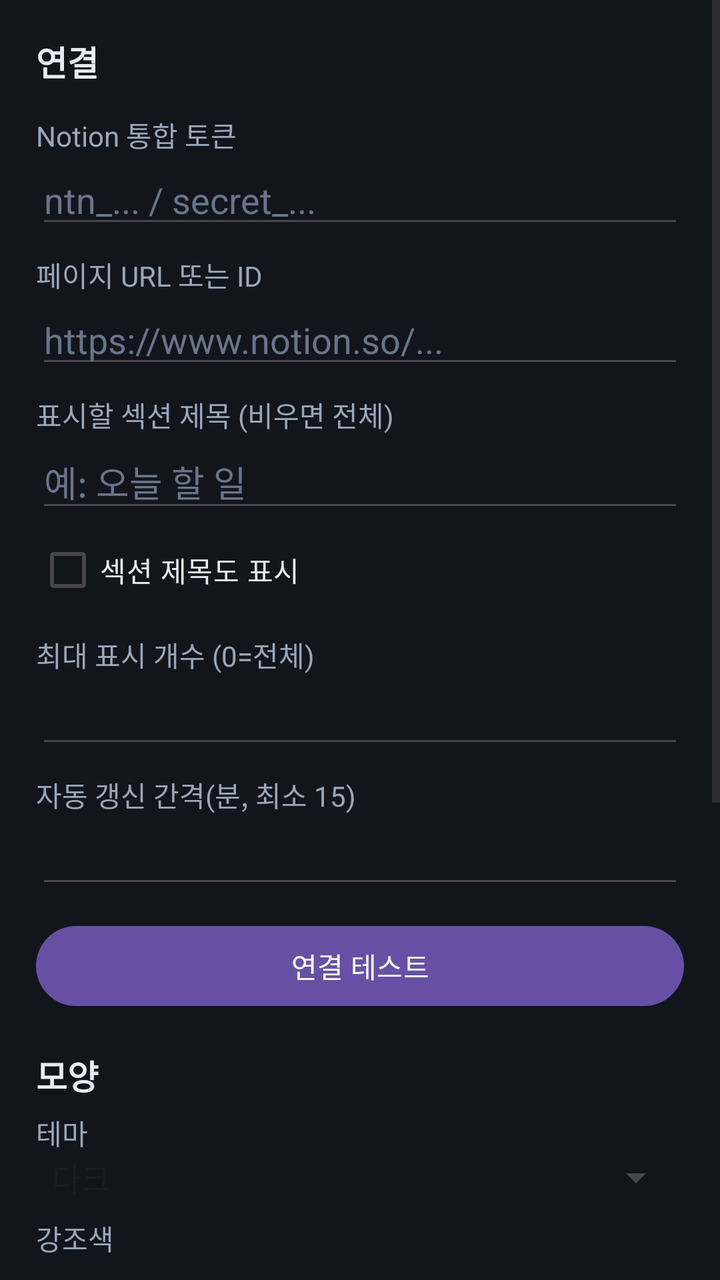
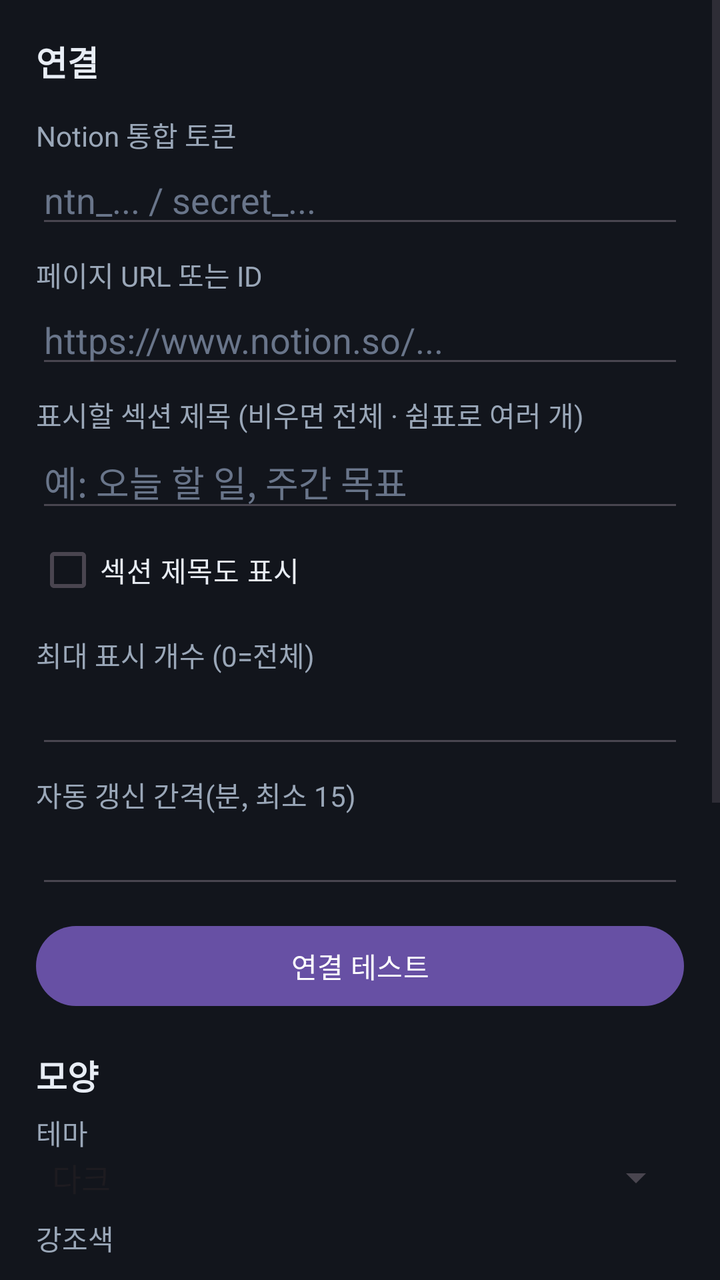

Compare the two renders of this Android layout. The source of the first and the diff that turns it into the second are given below.
<!-- AndroidManifest.xml: application theme Theme.NotionWidget -->
<!-- res/layout/activity_settings.xml -->
<?xml version="1.0" encoding="utf-8"?>
<ScrollView xmlns:android="http://schemas.android.com/apk/res/android"
    android:layout_width="match_parent"
    android:layout_height="match_parent"
    android:background="#12151C">
  <LinearLayout
      android:layout_width="match_parent"
      android:layout_height="wrap_content"
      android:orientation="vertical"
      android:padding="18dp">

    <TextView android:layout_width="match_parent" android:layout_height="wrap_content"
        android:text="연결" android:textColor="#E8EDF5" android:textSize="17sp"
        android:textStyle="bold" android:paddingBottom="6dp"/>

    <TextView android:layout_width="match_parent" android:layout_height="wrap_content"
        android:text="Notion 통합 토큰" android:textColor="#9AA7B8" android:paddingTop="8dp"/>
    <EditText android:id="@+id/token" android:layout_width="match_parent"
        android:layout_height="wrap_content" android:inputType="textPassword"
        android:textColor="#E8EDF5" android:hint="ntn_... / secret_..." android:textColorHint="#69758A"/>

    <TextView android:layout_width="match_parent" android:layout_height="wrap_content"
        android:text="페이지 URL 또는 ID" android:textColor="#9AA7B8" android:paddingTop="8dp"/>
    <EditText android:id="@+id/pageId" android:layout_width="match_parent"
        android:layout_height="wrap_content" android:inputType="textUri"
        android:textColor="#E8EDF5" android:hint="https://www.notion.so/..." android:textColorHint="#69758A"/>

    <TextView android:layout_width="match_parent" android:layout_height="wrap_content"
        android:text="표시할 섹션 제목 (비우면 전체)" android:textColor="#9AA7B8" android:paddingTop="8dp"/>
    <EditText android:id="@+id/section" android:layout_width="match_parent"
        android:layout_height="wrap_content" android:inputType="text"
        android:textColor="#E8EDF5" android:hint="예: 오늘 할 일" android:textColorHint="#69758A"/>

    <CheckBox android:id="@+id/includeHeading" android:layout_width="wrap_content"
        android:layout_height="wrap_content" android:text="섹션 제목도 표시" android:textColor="#E8EDF5"/>

    <TextView android:layout_width="match_parent" android:layout_height="wrap_content"
        android:text="최대 표시 개수 (0=전체)" android:textColor="#9AA7B8" android:paddingTop="8dp"/>
    <EditText android:id="@+id/limit" android:layout_width="match_parent"
        android:layout_height="wrap_content" android:inputType="number" android:textColor="#E8EDF5"/>

    <TextView android:layout_width="match_parent" android:layout_height="wrap_content"
        android:text="자동 갱신 간격(분, 최소 15)" android:textColor="#9AA7B8" android:paddingTop="8dp"/>
    <EditText android:id="@+id/refreshMin" android:layout_width="match_parent"
        android:layout_height="wrap_content" android:inputType="number" android:textColor="#E8EDF5"/>

    <Button android:id="@+id/testBtn" android:layout_width="match_parent"
        android:layout_height="wrap_content" android:text="연결 테스트" android:layout_marginTop="10dp"/>
    <TextView android:id="@+id/testResult" android:layout_width="match_parent"
        android:layout_height="wrap_content" android:visibility="gone"
        android:textColor="#E8EDF5" android:background="#0D1017" android:padding="8dp"
        android:layout_marginTop="8dp" android:textSize="12sp"/>

    <TextView android:layout_width="match_parent" android:layout_height="wrap_content"
        android:text="모양" android:textColor="#E8EDF5" android:textSize="17sp"
        android:textStyle="bold" android:paddingTop="18dp" android:paddingBottom="6dp"/>

    <TextView android:layout_width="match_parent" android:layout_height="wrap_content"
        android:text="테마" android:textColor="#9AA7B8"/>
    <Spinner android:id="@+id/theme" android:layout_width="match_parent"
        android:layout_height="wrap_content" android:entries="@array/theme_options"/>

    <TextView android:layout_width="match_parent" android:layout_height="wrap_content"
        android:text="강조색" android:textColor="#9AA7B8" android:paddingTop="8dp"/>
    <EditText android:id="@+id/accent" android:layout_width="match_parent"
        android:layout_height="wrap_content" android:inputType="text"
        android:textColor="#E8EDF5" android:hint="#4F8CFF" android:textColorHint="#69758A"/>

    <LinearLayout android:layout_width="match_parent" android:layout_height="wrap_content"
        android:orientation="horizontal" android:paddingTop="10dp">
      <TextView android:layout_width="0dp" android:layout_weight="1"
          android:layout_height="wrap_content" android:text="글자 크기" android:textColor="#9AA7B8"/>
      <TextView android:id="@+id/fontSizeVal" android:layout_width="wrap_content"
          android:layout_height="wrap_content" android:textColor="#E8EDF5"/>
    </LinearLayout>
    <SeekBar android:id="@+id/fontSize" android:layout_width="match_parent"
        android:layout_height="wrap_content"/>

    <LinearLayout android:layout_width="match_parent" android:layout_height="wrap_content"
        android:orientation="horizontal">
      <TextView android:layout_width="0dp" android:layout_weight="1"
          android:layout_height="wrap_content" android:text="배경 불투명도" android:textColor="#9AA7B8"/>
      <TextView android:id="@+id/bgAlphaVal" android:layout_width="wrap_content"
          android:layout_height="wrap_content" android:textColor="#E8EDF5"/>
    </LinearLayout>
    <SeekBar android:id="@+id/bgAlpha" android:layout_width="match_parent"
        android:layout_height="wrap_content"/>

    <CheckBox android:id="@+id/showTitle" android:layout_width="wrap_content"
        android:layout_height="wrap_content" android:text="페이지 제목 표시" android:textColor="#E8EDF5"/>
    <CheckBox android:id="@+id/showCheckbox" android:layout_width="wrap_content"
        android:layout_height="wrap_content" android:text="체크박스 표시" android:textColor="#E8EDF5"/>

    <Button android:id="@+id/saveBtn" android:layout_width="match_parent"
        android:layout_height="wrap_content" android:text="저장" android:layout_marginTop="16dp"/>

    <TextView android:layout_width="match_parent" android:layout_height="wrap_content"
        android:text="※ Notion에서 통합을 만든 뒤, 보려는 페이지 ⋯ → 연결 에 그 통합을 추가해야 읽을 수 있습니다.\n※ 홈 화면 길게 누르기 → 위젯 → 'Notion 메모 위젯' 추가. 위젯의 ⟳ 를 누르면 즉시 새로고침됩니다."
        android:textColor="#69758A" android:textSize="12sp" android:paddingTop="14dp"/>
  </LinearLayout>
</ScrollView>
<!-- resources referenced by this layout -->
<resources>
  <string-array name="theme_options">
          <item>다크</item>
          <item>라이트</item>
      </string-array>
  <style name="Theme.NotionWidget" parent="Theme.Material3.DayNight.NoActionBar" />
</resources>

<!-- the commit's change to res/layout/activity_settings.xml (unified diff, before → after) -->
@@ -26,10 +26,10 @@
         android:textColor="#E8EDF5" android:hint="https://www.notion.so/..." android:textColorHint="#69758A"/>
 
     <TextView android:layout_width="match_parent" android:layout_height="wrap_content"
-        android:text="표시할 섹션 제목 (비우면 전체)" android:textColor="#9AA7B8" android:paddingTop="8dp"/>
+        android:text="표시할 섹션 제목 (비우면 전체 · 쉼표로 여러 개)" android:textColor="#9AA7B8" android:paddingTop="8dp"/>
     <EditText android:id="@+id/section" android:layout_width="match_parent"
         android:layout_height="wrap_content" android:inputType="text"
-        android:textColor="#E8EDF5" android:hint="예: 오늘 할 일" android:textColorHint="#69758A"/>
+        android:textColor="#E8EDF5" android:hint="예: 오늘 할 일, 주간 목표" android:textColorHint="#69758A"/>
 
     <CheckBox android:id="@+id/includeHeading" android:layout_width="wrap_content"
         android:layout_height="wrap_content" android:text="섹션 제목도 표시" android:textColor="#E8EDF5"/>
